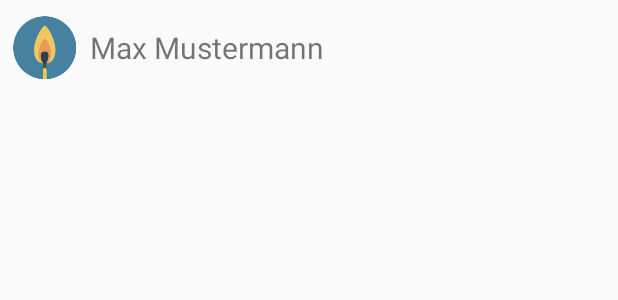
After one commit to bonfire-chat/bonfire-chat-android, an Android app: the layout contacts_layout.xml on its own in the app's theme, with its tools: preview values and no code run, on a phone screen of 412 x 824 dp. The commit adds this screen. Shown: the top 300 px of the screen. Run offline under Robolectric (Android 15) with nearby library versions, the phone set to English and light mode, and no system bars.

Commit message:
fügt die Ansicht der Kontaktliste hinzu

```diff
--- /dev/null
+++ b/BonfireChat/app/src/main/res/layout/contacts_layout.xml
@@ -0,0 +1,29 @@
+<?xml version="1.0" encoding="utf-8"?>
+<RelativeLayout xmlns:android="http://schemas.android.com/apk/res/android"
+    android:layout_width="fill_parent"
+    android:layout_height="?android:attr/listPreferredItemHeight"
+    android:padding="6dip" >
+
+    <ImageView
+        android:id="@+id/icon"
+        android:layout_width="wrap_content"
+        android:layout_height="fill_parent"
+        android:layout_alignParentBottom="true"
+        android:layout_alignParentTop="true"
+        android:layout_marginRight="6dip"
+        android:contentDescription="TODO"
+        android:src="@mipmap/ic_launcher" />
+
+    <TextView
+        android:id="@+id/name"
+        android:layout_width="fill_parent"
+        android:layout_height="fill_parent"
+        android:layout_alignParentRight="true"
+        android:layout_alignParentTop="true"
+        android:layout_alignWithParentIfMissing="true"
+        android:layout_toRightOf="@id/icon"
+        android:gravity="center_vertical"
+        android:text="Max Mustermann"
+        android:textSize="20sp" />
+
+</RelativeLayout>
```
Also changed, not shown: BonfireChat/app/src/main/java/de/wikilab/bonfirechat/ContactsAdapter.java (added, +40 -0 lines), BonfireChat/app/src/main/java/de/wikilab/bonfirechat/MainActivity.java (+9 -0 lines).
